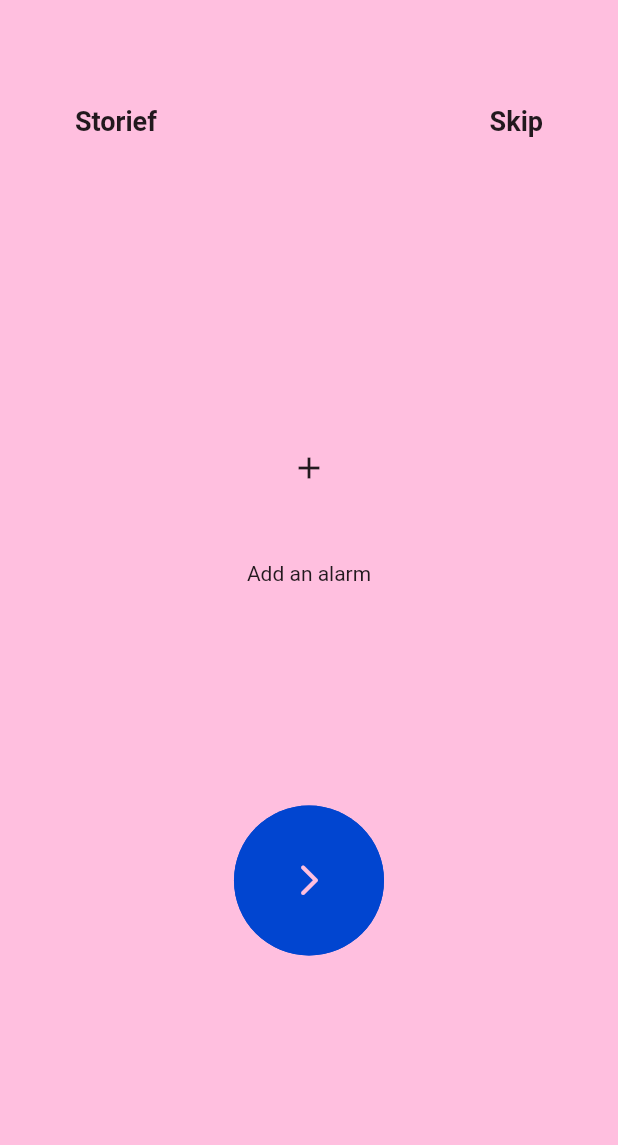
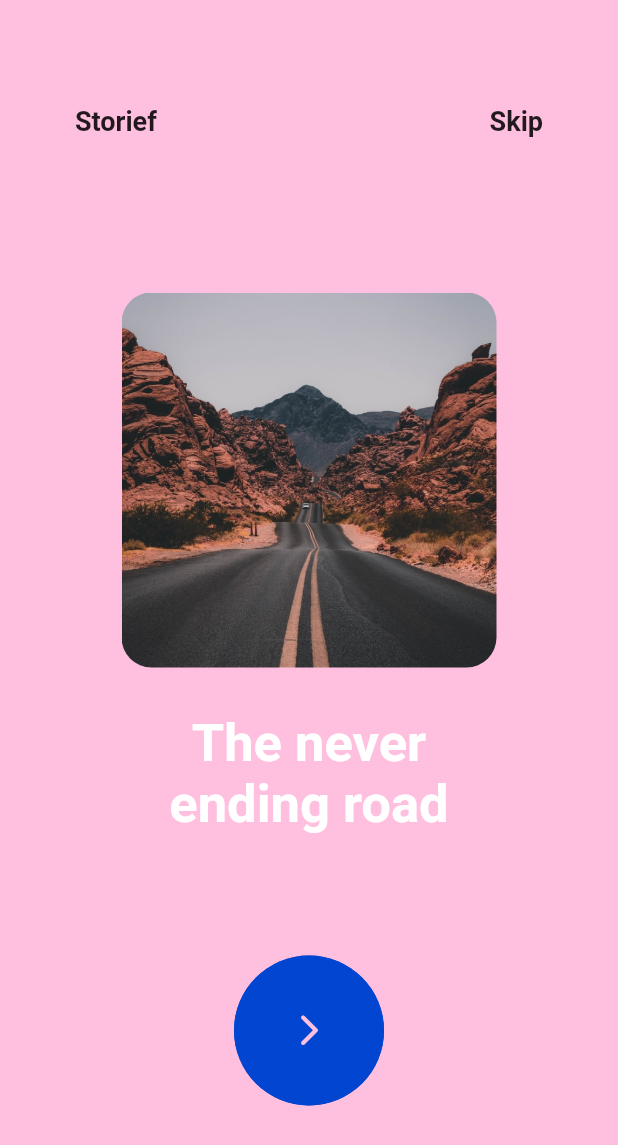
Before and after one commit to darkCavalier11/custom-onboarding-page, a Flutter app: the screen it shows after launch, on a phone screen of 412 x 824 dp. Shown: the top 1145 px of the screen. Run offline on Flutter 3.47's test engine with Material 2 defaults, Android fonts, the phone set to English and light mode, and no system bars; drawn by our look-alikes of carousel_slider.

Commit message:
final commit

```diff
--- a/lib/colors.dart
+++ /dev/null
@@ -1,2 +0,0 @@
-
-import 'package:flutter/material.dart';
--- /dev/null
+++ b/lib/image_carousel.dart
@@ -0,0 +1,66 @@
+import 'package:carousel_slider/carousel_slider.dart';
+import 'package:flutter/material.dart';
+
+List<String> _subtitle = [
+  'The never ending road',
+  'A jungle safari',
+  'Kingdom of magic',
+];
+
+final List<Color> _colors = [
+  Color(0xffffbfdf),
+  Color(0xff0145D0),
+  Colors.white,
+];
+
+class ImageCarousel extends StatelessWidget {
+  final CarouselController carouselController;
+  const ImageCarousel({required this.carouselController, Key? key})
+      : super(key: key);
+
+  @override
+  Widget build(BuildContext context) {
+    return CarouselSlider(
+      items: [1, 2, 3]
+          .map(
+            (e) => Column(
+              crossAxisAlignment: CrossAxisAlignment.center,
+              children: [
+                ClipRRect(
+                  borderRadius: BorderRadius.circular(20),
+                  child: Container(
+                    height: 250,
+                    width: 250,
+                    child: Image.asset(
+                      'assets/$e.jpeg',
+                      fit: BoxFit.cover,
+                    ),
+                  ),
+                ),
+                const SizedBox(height: 30),
+                Container(
+                  width: 250,
+                  child: Text(
+                    _subtitle[(e + 1) % 3],
+                    style: TextStyle(
+                      fontSize: 35,
+                      color: _colors[(e) % 3],
+                      fontWeight: FontWeight.bold,
+                    ),
+                    textAlign: TextAlign.center,
+                  ),
+                ),
+              ],
+            ),
+          )
+          .toList(),
+      options: CarouselOptions(
+        height: 450,
+        initialPage: 1,
+        enlargeCenterPage: true,
+        scrollPhysics: NeverScrollableScrollPhysics(),
+      ),
+      carouselController: carouselController,
+    );
+  }
+}
--- a/lib/main.dart
+++ b/lib/main.dart
@@ -1,3 +1,5 @@
+import 'package:carousel_slider/carousel_controller.dart';
+import 'package:day006/image_carousel.dart';
 import 'package:flutter/material.dart';
 import 'package:flutter/scheduler.dart';
 
@@ -27,14 +29,19 @@ class MyHome extends StatefulWidget {
 
 class _MyHomeState extends State<MyHome> with TickerProviderStateMixin {
   final double _buttonHeight = 100;
+
   /// for animation from small to large radius
   late final AnimationController _buttonForwardAnimationController;
+
   /// for animation from large radius to [_buttonHeight]
   late final AnimationController _buttonReverseAnimationController;
+
   /// Used for animating overlay button on top of the button(the radius animating button)
   /// that actually getting animated. This animation helps to give a scale transition at the
   /// end of the revserse animation.
   late final AnimationController _buttonSizeAnimationController;
+
+  late final CarouselController _carouselController;
 
   late final Animation _buttonAnimationForward;
   late final Animation _buttonAnimationReverse;
@@ -81,6 +88,7 @@ class _MyHomeState extends State<MyHome> with TickerProviderStateMixin {
         Tween<double>(begin: _buttonHeight, end: 40000).animate(
       CurvedAnimation(
         parent: _buttonForwardAnimationController,
+
         /// giving a custom curve that starts very slow and at the end accelerate
         /// quickly.
         curve: Cubic(1, 0, 1, 0),
@@ -101,9 +109,9 @@ class _MyHomeState extends State<MyHome> with TickerProviderStateMixin {
               setState(() {
                 if (_buttonReverseAnimationController.value > 0.9 &&
                     !_buttonSizeAnimationController.isAnimating) {
-                      /// The scale animation at the end where overlay
-                      /// button pops out of the center of the below button
-                      /// will initiate only after reverse animation completed 90%
+                  /// The scale animation at the end where overlay
+                  /// button pops out of the center of the below button
+                  /// will initiate only after reverse animation completed 90%
                   _buttonSizeAnimationController.forward();
                 }
               });
@@ -165,6 +173,8 @@ class _MyHomeState extends State<MyHome> with TickerProviderStateMixin {
         });
       }
     };
+
+    _carouselController = CarouselController();
   }
 
   @override
@@ -182,6 +192,7 @@ class _MyHomeState extends State<MyHome> with TickerProviderStateMixin {
     /// at the horizontal center of the screen. That means the left border
     /// at [MediaQuery.of(context).size.width / 2 + _buttonHeight / 2] from right
     _fromLeft = MediaQuery.of(context).size.width / 2 - _buttonHeight / 2;
+
     /// [_fromRight] changes dynamically when [_buttonReverseAnimationController] reaches
     /// half to make the animation look smooth. It make a linear transition from
     /// (W/2 + w/2) -> (W/2 - w/2)
@@ -213,10 +224,11 @@ class _MyHomeState extends State<MyHome> with TickerProviderStateMixin {
                       .addStatusListener(_reverseListener);
                   _buttonSizeAnimationController
                       .addStatusListener(_buttonStatusListener);
+                  _carouselController.nextPage();
                 },
                 child: Column(
                   children: [
-                    const SizedBox(height: 350),
+                    const SizedBox(height: 550),
                     Stack(
                       alignment: Alignment.center,
                       children: [
@@ -237,6 +249,7 @@ class _MyHomeState extends State<MyHome> with TickerProviderStateMixin {
                             color: _buttonColor,
                           ),
                         ),
+
                         /// The overlay button
                         if (!_isAnimating)
                           Container(
@@ -295,16 +308,13 @@ class _MyHomeState extends State<MyHome> with TickerProviderStateMixin {
               top: 20,
             ),
             Positioned(
-              top: 300,
+              top: 120,
               child: Container(
+                child: ImageCarousel(
+                  carouselController: _carouselController,
+                ),
+                height: 600,
                 width: MediaQuery.of(context).size.width,
-                child: Column(
-                  children: [
-                    Icon(Icons.add),
-                    const SizedBox(height: 50),
-                    Text('Add an alarm'),
-                  ],
-                ),
               ),
             ),
           ],
```
Also changed, not shown: pubspec.yaml (+6 -3 lines), pubspec.lock.
